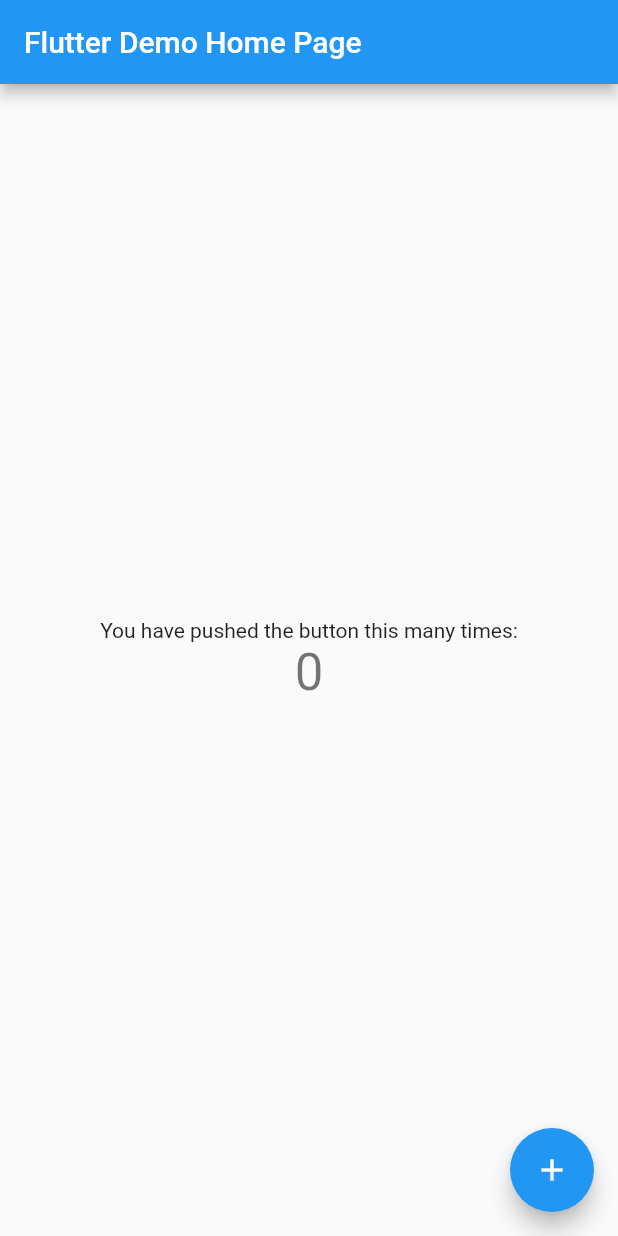
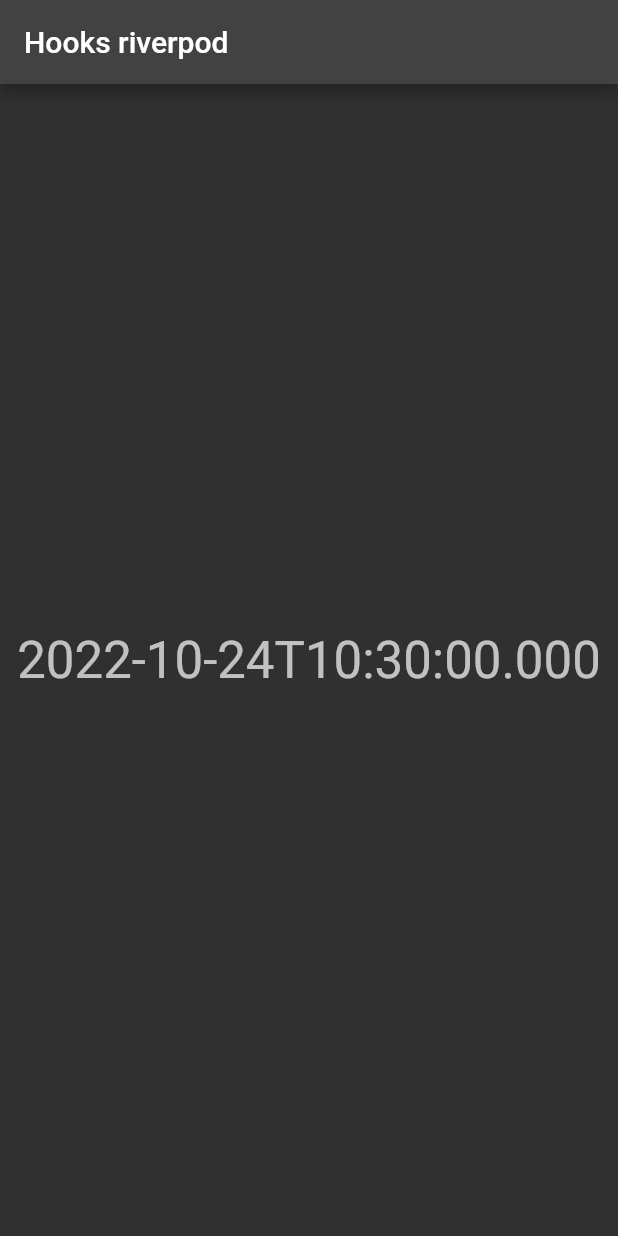
Before and after one commit to derek-alves/riverpod, a Flutter app: the screen it shows after launch, on a phone screen of 412 x 824 dp. Run offline on Flutter 3.47's test engine with Material 2 defaults, Android fonts, the phone set to English and light mode, and no system bars; our stand-ins replace hooks_riverpod.

```diff
--- a/date_time/lib/main.dart
+++ b/date_time/lib/main.dart
@@ -1,115 +1,47 @@
 import 'package:flutter/material.dart';
+import 'package:hooks_riverpod/hooks_riverpod.dart';
 
 void main() {
-  runApp(const MyApp());
+  runApp(
+    const ProviderScope(
+      child: App(),
+    ),
+  );
 }
 
-class MyApp extends StatelessWidget {
-  const MyApp({Key? key}) : super(key: key);
+class App extends StatelessWidget {
+  const App({Key? key}) : super(key: key);
 
-  // This widget is the root of your application.
   @override
   Widget build(BuildContext context) {
     return MaterialApp(
-      title: 'Flutter Demo',
-      theme: ThemeData(
-        // This is the theme of your application.
-        //
-        // Try running your application with "flutter run". You'll see the
-        // application has a blue toolbar. Then, without quitting the app, try
-        // changing the primarySwatch below to Colors.green and then invoke
-        // "hot reload" (press "r" in the console where you ran "flutter run",
-        // or simply save your changes to "hot reload" in a Flutter IDE).
-        // Notice that the counter didn't reset back to zero; the application
-        // is not restarted.
-        primarySwatch: Colors.blue,
-      ),
-      home: const MyHomePage(title: 'Flutter Demo Home Page'),
+      darkTheme: ThemeData.dark(),
+      themeMode: ThemeMode.dark,
+      home: const HomePage(),
     );
   }
 }
 
-class MyHomePage extends StatefulWidget {
-  const MyHomePage({Key? key, required this.title}) : super(key: key);
+final currentState = Provider<DateTime>((ref) {
+  return DateTime.now();
+});
 
-  // This widget is the home page of your application. It is stateful, meaning
-  // that it has a State object (defined below) that contains fields that affect
-  // how it looks.
-
-  // This class is the configuration for the state. It holds the values (in this
-  // case the title) provided by the parent (in this case the App widget) and
-  // used by the build method of the State. Fields in a Widget subclass are
-  // always marked "final".
-
-  final String title;
+class HomePage extends ConsumerWidget {
+  const HomePage({super.key});
 
   @override
-  State<MyHomePage> createState() => _MyHomePageState();
-}
-
-class _MyHomePageState extends State<MyHomePage> {
-  int _counter = 0;
-
-  void _incrementCounter() {
-    setState(() {
-      // This call to setState tells the Flutter framework that something has
-      // changed in this State, which causes it to rerun the build method below
-      // so that the display can reflect the updated values. If we changed
-      // _counter without calling setState(), then the build method would not be
-      // called again, and so nothing would appear to happen.
-      _counter++;
-    });
-  }
-
-  @override
-  Widget build(BuildContext context) {
-    // This method is rerun every time setState is called, for instance as done
-    // by the _incrementCounter method above.
-    //
-    // The Flutter framework has been optimized to make rerunning build methods
-    // fast, so that you can just rebuild anything that needs updating rather
-    // than having to individually change instances of widgets.
+  Widget build(BuildContext context, WidgetRef ref) {
+    final date = ref.watch(currentState);
     return Scaffold(
       appBar: AppBar(
-        // Here we take the value from the MyHomePage object that was created by
-        // the App.build method, and use it to set our appbar title.
-        title: Text(widget.title),
+        title: const Text("Hooks riverpod"),
       ),
       body: Center(
-        // Center is a layout widget. It takes a single child and positions it
-        // in the middle of the parent.
-        child: Column(
-          // Column is also a layout widget. It takes a list of children and
-          // arranges them vertically. By default, it sizes itself to fit its
-          // children horizontally, and tries to be as tall as its parent.
-          //
-          // Invoke "debug painting" (press "p" in the console, choose the
-          // "Toggle Debug Paint" action from the Flutter Inspector in Android
-          // Studio, or the "Toggle Debug Paint" command in Visual Studio Code)
-          // to see the wireframe for each widget.
-          //
-          // Column has various properties to control how it sizes itself and
-          // how it positions its children. Here we use mainAxisAlignment to
-          // center the children vertically; the main axis here is the vertical
-          // axis because Columns are vertical (the cross axis would be
-          // horizontal).
-          mainAxisAlignment: MainAxisAlignment.center,
-          children: <Widget>[
-            const Text(
-              'You have pushed the button this many times:',
-            ),
-            Text(
-              '$_counter',
-              style: Theme.of(context).textTheme.headline4,
-            ),
-          ],
+        child: Text(
+          date.toIso8601String(),
+          style: Theme.of(context).textTheme.headline4,
         ),
       ),
-      floatingActionButton: FloatingActionButton(
-        onPressed: _incrementCounter,
-        tooltip: 'Increment',
-        child: const Icon(Icons.add),
-      ), // This trailing comma makes auto-formatting nicer for build methods.
     );
   }
 }
```
Also changed, not shown: counter/analysis_options.yaml (added, +29 -0 lines), counter/lib/main.dart (added, +69 -0 lines), counter/pubspec.yaml (added, +90 -0 lines), counter/pubspec.lock (added), 122 other files.
